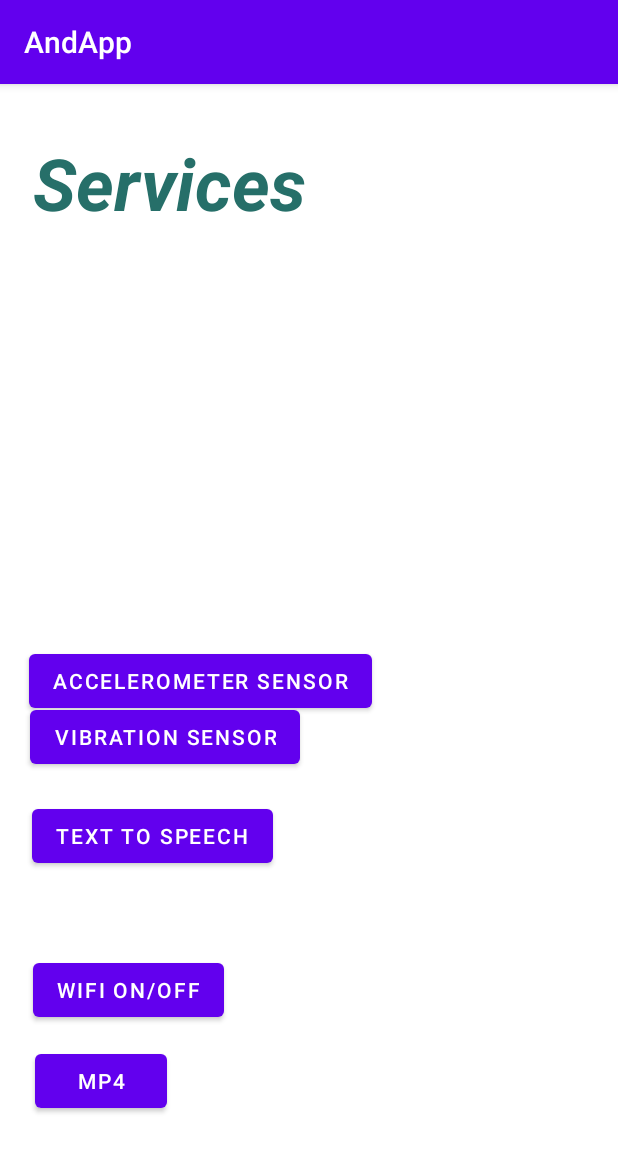
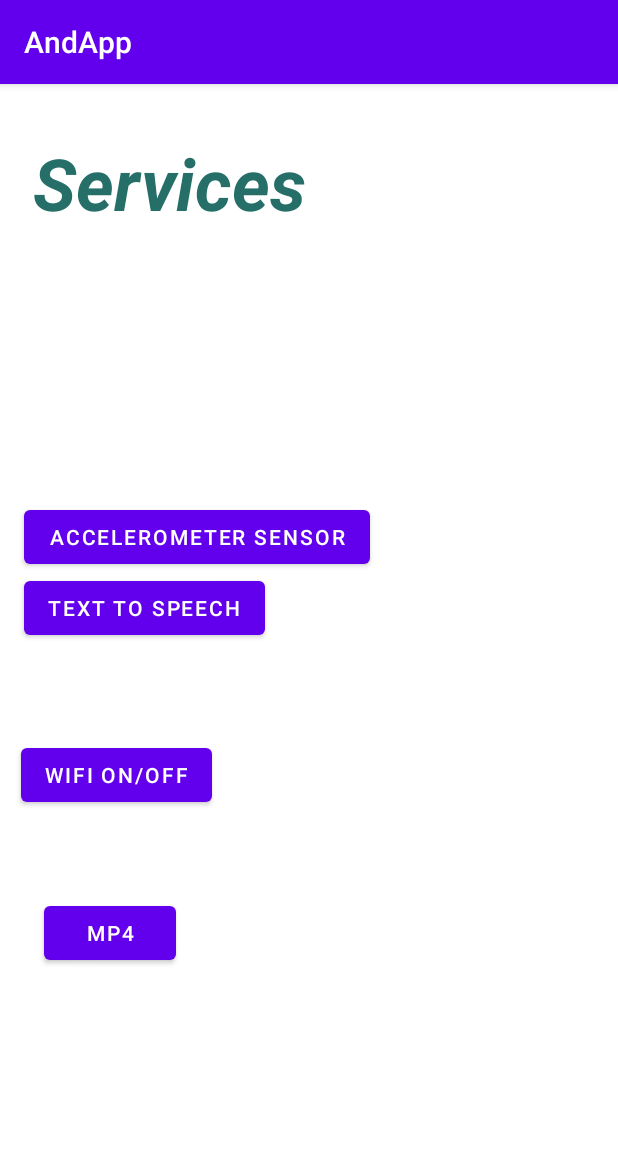
Before and after one commit to MeAdarshMishra/AndApp, an Android app: the screen it shows after launch (MainActivity), on a phone screen of 412 x 824 dp. Shown: the top 1152 px of the screen. Run offline under Robolectric (Android 15) with nearby library versions, the phone set to English and light mode, and no system bars; 2 statements that could not run were skipped.

Commit message:
Android Application

```diff
--- a/app/src/main/res/layout/activity_main.xml
+++ b/app/src/main/res/layout/activity_main.xml
@@ -34,19 +34,9 @@
         android:layout_alignParentStart="true"
         android:layout_alignParentTop="true"
         android:layout_centerInParent="true"
-        android:layout_marginStart="21dp"
-        android:layout_marginTop="477dp"
+        android:layout_marginStart="16dp"
+        android:layout_marginTop="325dp"
         android:text="Text To Speech" />
-
-    <Button
-        android:id="@+id/vibrationbutton"
-        android:layout_width="wrap_content"
-        android:layout_height="wrap_content"
-        android:layout_alignParentStart="true"
-        android:layout_alignParentTop="true"
-        android:layout_marginStart="20dp"
-        android:layout_marginTop="411dp"
-        android:text="Vibration Sensor" />
 
     <Button
         android:id="@+id/wifibutton"
@@ -54,8 +44,8 @@
         android:layout_height="wrap_content"
         android:layout_alignParentStart="true"
         android:layout_alignParentBottom="true"
-        android:layout_marginStart="22dp"
-        android:layout_marginBottom="140dp"
+        android:layout_marginStart="14dp"
+        android:layout_marginBottom="283dp"
         android:text="WIFI On/Off" />
 
     <Button
@@ -63,10 +53,12 @@
         android:layout_width="wrap_content"
         android:layout_height="wrap_content"
         android:layout_alignParentStart="true"
+        android:layout_alignParentEnd="true"
         android:layout_alignParentBottom="true"
         android:layout_centerVertical="true"
-        android:layout_marginStart="19dp"
-        android:layout_marginBottom="346dp"
+        android:layout_marginStart="16dp"
+        android:layout_marginEnd="165dp"
+        android:layout_marginBottom="442dp"
         android:text="Accelerometer Sensor" />
 
     <Button
@@ -75,8 +67,8 @@
         android:layout_height="wrap_content"
         android:layout_alignParentStart="true"
         android:layout_alignParentBottom="true"
-        android:layout_marginStart="23dp"
-        android:layout_marginBottom="79dp"
+        android:layout_marginStart="29dp"
+        android:layout_marginBottom="178dp"
         android:text="MP4" />
 
 </RelativeLayout>
```
Also changed, not shown: app/src/main/java/com/example/andapp/AccelerometerBluetooth.java (added, +60 -0 lines).
